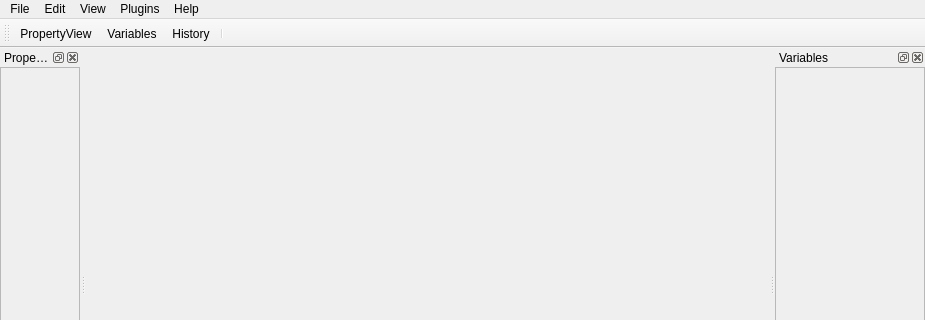
wonderworks-software/PyFlow, file PyFlow/UI/Widgets/GraphEditor_ui.ui: the form before one commit; both pictures show x 0 to 925 and y 0 to 320 of the 925 by 520 pixel window.
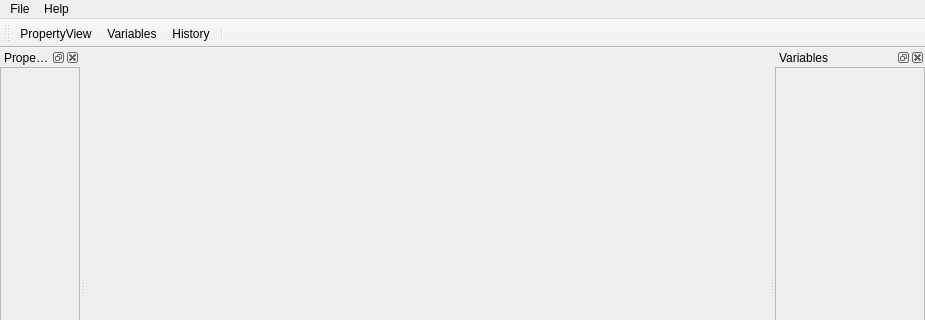
The form after the commit. Icons and pictures are not drawn.

Commit message: menu cleanup. autopan controller moved to separate file

```diff
--- a/PyFlow/UI/Widgets/GraphEditor_ui.ui
+++ b/PyFlow/UI/Widgets/GraphEditor_ui.ui
@@ -208,22 +208,6 @@
      <height>21</height>
     </rect>
    </property>
-   <widget class="QMenu" name="menuEdit">
-    <property name="title">
-     <string>Edit</string>
-    </property>
-    <addaction name="actionDelete"/>
-    <addaction name="separator"/>
-    <addaction name="actionClear_history"/>
-   </widget>
-   <widget class="QMenu" name="menuView">
-    <property name="title">
-     <string>View</string>
-    </property>
-    <addaction name="actionVariables"/>
-    <addaction name="actionHistory"/>
-    <addaction name="actionPropertyView"/>
-   </widget>
    <widget class="QMenu" name="menuFile">
     <property name="title">
      <string>File</string>
@@ -239,19 +223,7 @@
     </property>
     <addaction name="actionShortcuts"/>
    </widget>
-   <widget class="QMenu" name="menuPlugins">
-    <property name="title">
-     <string>Plugins</string>
-    </property>
-    <addaction name="actionNew_Node"/>
-    <addaction name="actionNew_Command"/>
-    <addaction name="actionFunction_Library"/>
-    <addaction name="actionNew_pin"/>
-   </widget>
    <addaction name="menuFile"/>
-   <addaction name="menuEdit"/>
-   <addaction name="menuView"/>
-   <addaction name="menuPlugins"/>
    <addaction name="menuHelp"/>
   </widget>
   <widget class="QToolBar" name="toolBar">
```
Left out of the diff: 63 changed lines with no effect on the pictures. The commit also changes 7 other files.
